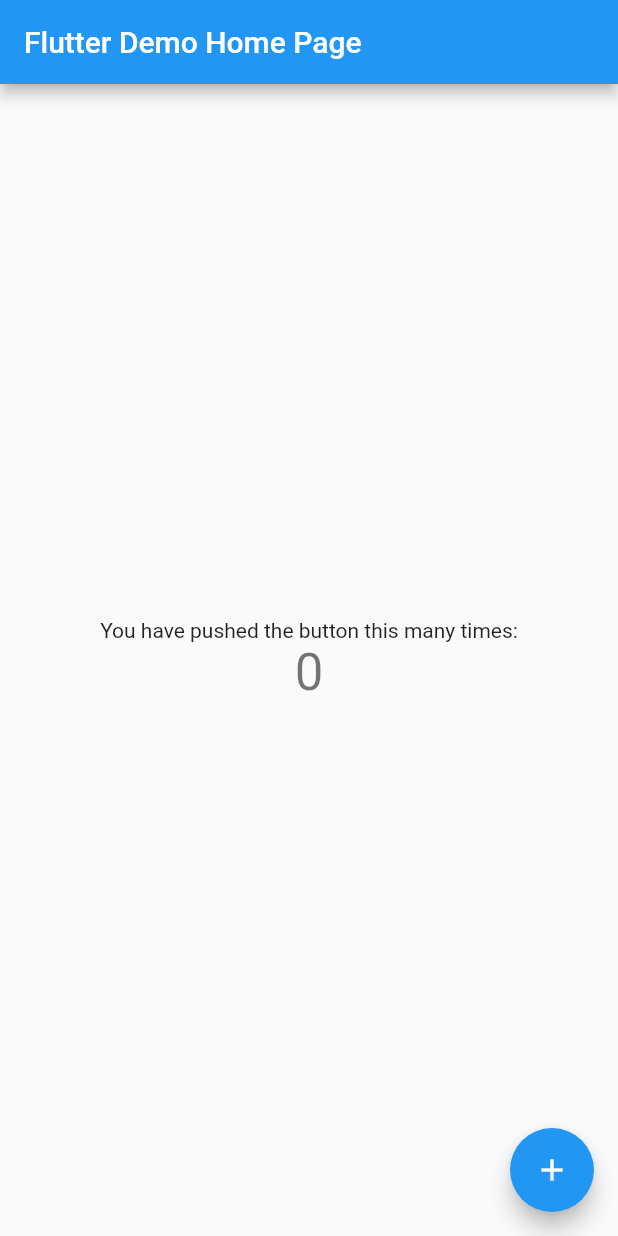
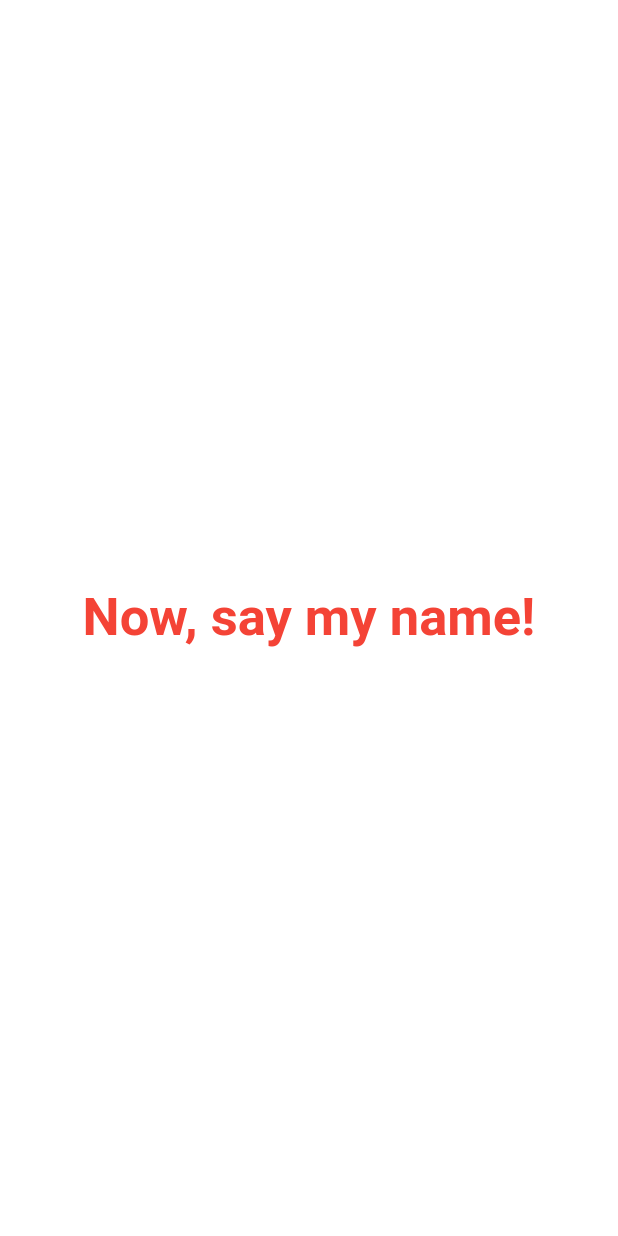
Before and after one commit to MelQ29/Flutter, a Flutter app: the screen it shows after launch, on a phone screen of 412 x 824 dp. Run offline on Flutter 3.47's test engine with Material 2 defaults, Android fonts, the phone set to English and light mode, and no system bars.

Commit message:
first try

```diff
--- a/1-test/flutter_application_1/lib/main.dart
+++ b/1-test/flutter_application_1/lib/main.dart
@@ -1,115 +1,18 @@
 import 'package:flutter/material.dart';
 
 void main() {
-  runApp(const MyApp());
+  runApp(
+    Center(
+      //centering
+      child: Text(
+        "Now, say my name!",
+        textDirection: TextDirection.ltr, //text direction - left
+        style: const TextStyle(
+            //text style
+            fontWeight: FontWeight.bold,
+            color: Colors.red,
+            fontSize: 35.0), //bold text, color of text, font size
+      ),
+    ),
+  );
 }
-
-class MyApp extends StatelessWidget {
-  const MyApp({super.key});
-
-  // This widget is the root of your application.
-  @override
-  Widget build(BuildContext context) {
-    return MaterialApp(
-      title: 'Flutter Demo',
-      theme: ThemeData(
-        // This is the theme of your application.
-        //
-        // Try running your application with "flutter run". You'll see the
-        // application has a blue toolbar. Then, without quitting the app, try
-        // changing the primarySwatch below to Colors.green and then invoke
-        // "hot reload" (press "r" in the console where you ran "flutter run",
-        // or simply save your changes to "hot reload" in a Flutter IDE).
-        // Notice that the counter didn't reset back to zero; the application
-        // is not restarted.
-        primarySwatch: Colors.blue,
-      ),
-      home: const MyHomePage(title: 'Flutter Demo Home Page'),
-    );
-  }
-}
-
-class MyHomePage extends StatefulWidget {
-  const MyHomePage({super.key, required this.title});
-
-  // This widget is the home page of your application. It is stateful, meaning
-  // that it has a State object (defined below) that contains fields that affect
-  // how it looks.
-
-  // This class is the configuration for the state. It holds the values (in this
-  // case the title) provided by the parent (in this case the App widget) and
-  // used by the build method of the State. Fields in a Widget subclass are
-  // always marked "final".
-
-  final String title;
-
-  @override
-  State<MyHomePage> createState() => _MyHomePageState();
-}
-
-class _MyHomePageState extends State<MyHomePage> {
-  int _counter = 0;
-
-  void _incrementCounter() {
-    setState(() {
-      // This call to setState tells the Flutter framework that something has
-      // changed in this State, which causes it to rerun the build method below
-      // so that the display can reflect the updated values. If we changed
-      // _counter without calling setState(), then the build method would not be
-      // called again, and so nothing would appear to happen.
-      _counter++;
-    });
-  }
-
-  @override
-  Widget build(BuildContext context) {
-    // This method is rerun every time setState is called, for instance as done
-    // by the _incrementCounter method above.
-    //
-    // The Flutter framework has been optimized to make rerunning build methods
-    // fast, so that you can just rebuild anything that needs updating rather
-    // than having to individually change instances of widgets.
-    return Scaffold(
-      appBar: AppBar(
-        // Here we take the value from the MyHomePage object that was created by
-        // the App.build method, and use it to set our appbar title.
-        title: Text(widget.title),
-      ),
-      body: Center(
-        // Center is a layout widget. It takes a single child and positions it
-        // in the middle of the parent.
-        child: Column(
-          // Column is also a layout widget. It takes a list of children and
-          // arranges them vertically. By default, it sizes itself to fit its
-          // children horizontally, and tries to be as tall as its parent.
-          //
-          // Invoke "debug painting" (press "p" in the console, choose the
-          // "Toggle Debug Paint" action from the Flutter Inspector in Android
-          // Studio, or the "Toggle Debug Paint" command in Visual Studio Code)
-          // to see the wireframe for each widget.
-          //
-          // Column has various properties to control how it sizes itself and
-          // how it positions its children. Here we use mainAxisAlignment to
-          // center the children vertically; the main axis here is the vertical
-          // axis because Columns are vertical (the cross axis would be
-          // horizontal).
-          mainAxisAlignment: MainAxisAlignment.center,
-          children: <Widget>[
-            const Text(
-              'You have pushed the button this many times:',
-            ),
-            Text(
-              '$_counter',
-              style: Theme.of(context).textTheme.headline4,
-            ),
-          ],
-        ),
-      ),
-      floatingActionButton: FloatingActionButton(
-        onPressed: _incrementCounter,
-        tooltip: 'Increment',
-        child: const Icon(Icons.add),
-      ), // This trailing comma makes auto-formatting nicer for build methods.
-    );
-  }
-}
```
